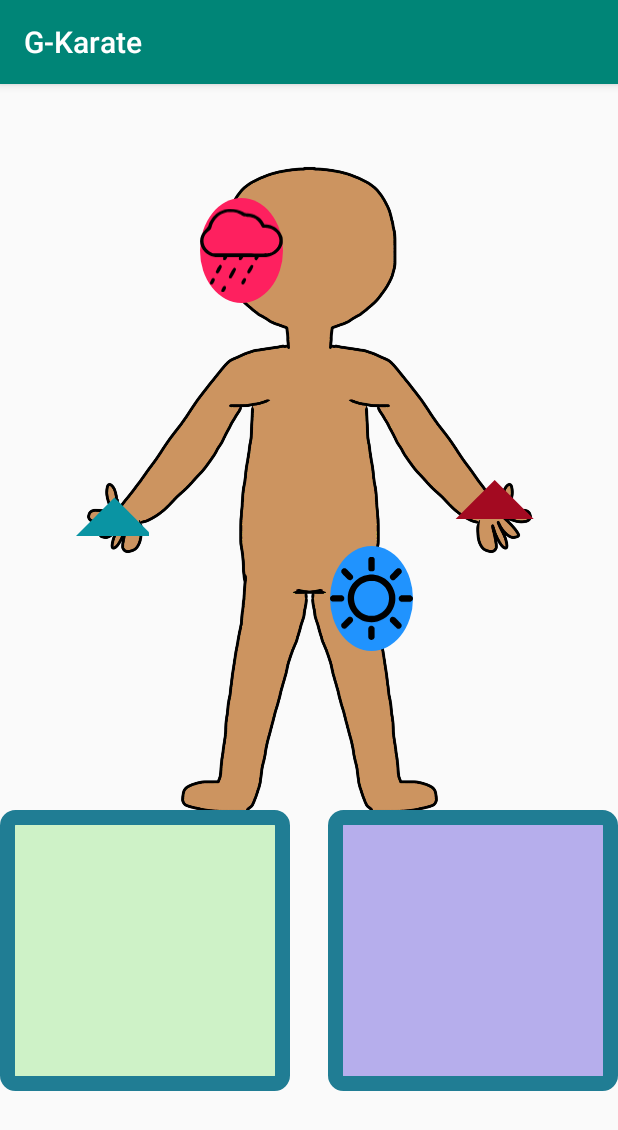
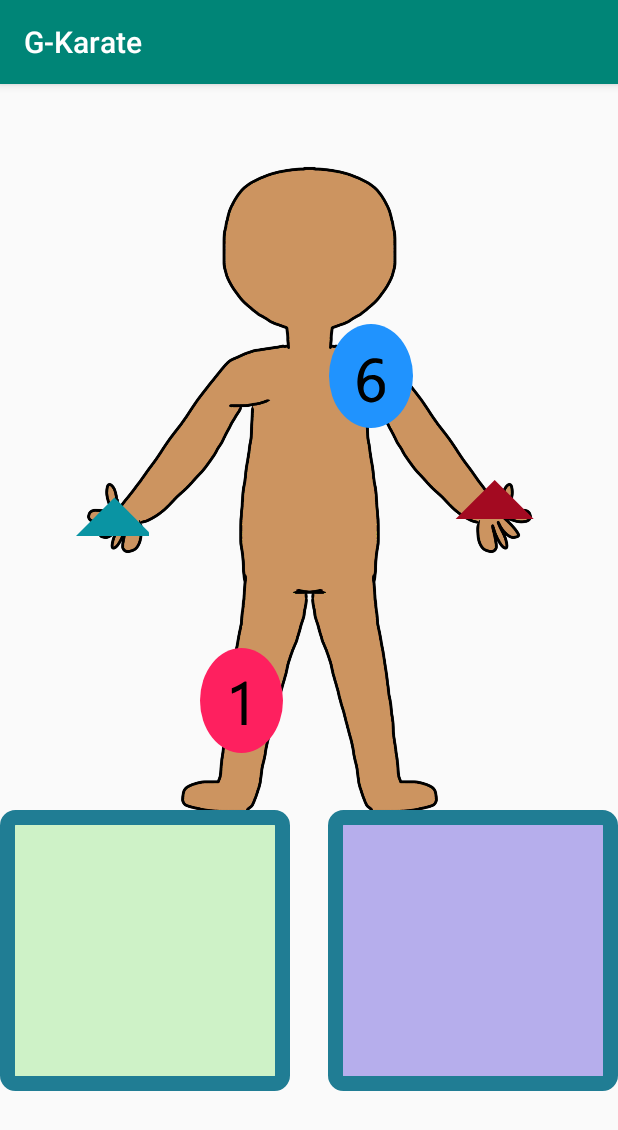
Before and after one commit to Toon-Van-Engeland/care-athon, an Android app: the screen it shows after launch (MainActivity), on a phone screen of 412 x 824 dp. Shown: the top 1130 px of the screen. Run offline under Robolectric (Android 15) with nearby library versions, the phone set to English and light mode, and no system bars.

Commit message:
New icons on keypoints

```diff
--- a/GKarate/app/src/main/java/be/pxl/g_karate/MainActivity.java
+++ b/GKarate/app/src/main/java/be/pxl/g_karate/MainActivity.java
@@ -15,6 +15,7 @@ import java.util.Map;
 public class MainActivity extends AppCompatActivity {
 
     Map<Integer, Integer> circlesOnHumanBody;
+    Map<Integer, Integer> numbersMap;
 
     List<Integer> handMovementsLeft;
     List<Integer> handMovementsRight;
@@ -30,14 +31,24 @@ public class MainActivity extends AppCompatActivity {
         setContentView(R.layout.activity_main);
 
         circlesOnHumanBody = new Hashtable<>();
-        circlesOnHumanBody.put(1, R.id.ear_left);
-        circlesOnHumanBody.put(2, R.id.ear_right);
-        circlesOnHumanBody.put(3, R.id.shoulder_left);
-        circlesOnHumanBody.put(4, R.id.shoulder_right);
-        circlesOnHumanBody.put(5, R.id.heup_left);
-        circlesOnHumanBody.put(6, R.id.heup_right);
-        circlesOnHumanBody.put(7, R.id.knee_left);
-        circlesOnHumanBody.put(8, R.id.knee_right);
+        circlesOnHumanBody.put(1, R.id.knee_left);
+        circlesOnHumanBody.put(2, R.id.knee_right);
+        circlesOnHumanBody.put(3, R.id.heup_left);
+        circlesOnHumanBody.put(4, R.id.heup_right);
+        circlesOnHumanBody.put(5, R.id.shoulder_left);
+        circlesOnHumanBody.put(6, R.id.shoulder_right);
+        circlesOnHumanBody.put(7, R.id.ear_left);
+        circlesOnHumanBody.put(8, R.id.ear_right);
+
+        numbersMap = new Hashtable<>();
+        numbersMap.put(1, R.drawable.ic_number_1);
+        numbersMap.put(2, R.drawable.ic_number_2);
+        numbersMap.put(3, R.drawable.ic_number_3);
+        numbersMap.put(4, R.drawable.ic_number_4);
+        numbersMap.put(5, R.drawable.ic_number_5);
+        numbersMap.put(6, R.drawable.ic_number_6);
+        numbersMap.put(7, R.drawable.ic_number_7);
+        numbersMap.put(8, R.drawable.ic_number_8);
 
         handMovementsLeft = new ArrayList<>();
         handMovementsRight = new ArrayList<>();
@@ -95,7 +106,7 @@ public class MainActivity extends AppCompatActivity {
 
         if (currentPlaceLeft != -1) {
             ImageView currentGestureLeft = findViewById(circlesOnHumanBody.get(currentPlaceLeft));
-            currentGestureLeft.setImageIcon(Icon.createWithResource(this, R.drawable.ic_raincloud));
+            currentGestureLeft.setImageIcon(Icon.createWithResource(this, numbersMap.get(currentPlaceLeft)));
             currentGestureLeft.setBackgroundResource(R.drawable.circle_red);
             currentGestureLeft.setVisibility(View.VISIBLE);
 
@@ -106,7 +117,7 @@ public class MainActivity extends AppCompatActivity {
 
         if (currentPlaceRight != -1) {
             ImageView currentGestureRight = findViewById(circlesOnHumanBody.get(currentPlaceRight));
-            currentGestureRight.setImageIcon(Icon.createWithResource(this, R.drawable.ic_sun));
+            currentGestureRight.setImageIcon(Icon.createWithResource(this, numbersMap.get(currentPlaceRight)));
             currentGestureRight.setBackgroundResource(R.drawable.circle_blue);
             currentGestureRight.setVisibility(View.VISIBLE);
 
--- /dev/null
+++ b/GKarate/app/src/main/res/drawable/ic_number_1.xml
@@ -0,0 +1,10 @@
+<vector xmlns:android="http://schemas.android.com/apk/res/android"
+    android:width="240dp"
+    android:height="240dp"
+    android:viewportWidth="240"
+    android:viewportHeight="240">
+  <path
+      android:pathData="M124.5,67.9c-6.3,4.6 -17.3,10.5 -25.2,13.7l-7.3,2.8 0,7.9c0,7.7 0.1,7.8 2.3,7.2 4.2,-1.2 19.2,-8.6 22.5,-11.1l3.2,-2.5 0,52.6 0,52.6 7.3,-0.3 7.2,-0.3 0,-62.5 0,-62.5 -3,-0.3c-2.1,-0.2 -4.2,0.6 -7,2.7z"
+      android:fillColor="#000000"
+      android:strokeColor="#00000000"/>
+</vector>
--- /dev/null
+++ b/GKarate/app/src/main/res/drawable/ic_number_2.xml
@@ -0,0 +1,10 @@
+<vector xmlns:android="http://schemas.android.com/apk/res/android"
+    android:width="240dp"
+    android:height="240dp"
+    android:viewportWidth="240"
+    android:viewportHeight="240">
+  <path
+      android:pathData="M107.9,68c-6.1,1 -13.1,4.2 -18,8.1l-3.9,3.1 0,7.9c0,4.3 0.3,7.9 0.6,7.9 0.3,-0 2.6,-1.8 5.2,-3.9 2.6,-2.2 7.2,-5.2 10.2,-6.8 4.7,-2.4 6.7,-2.8 13.5,-2.8 6.5,-0 8.7,0.4 12,2.3 7.7,4.4 11.2,13.1 9.5,23.5 -1.8,11.4 -7.2,18.1 -25.5,32.1 -22.2,16.9 -27.7,24.6 -29.6,41.5 -0.6,5.1 -0.8,9.9 -0.5,10.7 0.4,1.2 6.9,1.4 38.1,1.4l37.5,-0 0,-7.5 0,-7.5 -30,-0c-23.3,-0 -30,-0.3 -30,-1.3 0,-7.6 6.2,-14.9 23.8,-27.9 22.2,-16.5 28.9,-25.1 31.2,-40.3 4.3,-27.5 -15.2,-45.4 -44.1,-40.5z"
+      android:fillColor="#000000"
+      android:strokeColor="#00000000"/>
+</vector>
--- /dev/null
+++ b/GKarate/app/src/main/res/drawable/ic_number_3.xml
@@ -0,0 +1,10 @@
+<vector xmlns:android="http://schemas.android.com/apk/res/android"
+    android:width="240dp"
+    android:height="240dp"
+    android:viewportWidth="240"
+    android:viewportHeight="240">
+  <path
+      android:pathData="M109,67.7c-5.5,0.8 -11.7,2.6 -16.2,4.5l-4.8,2 0,7.5c0,4.1 0.3,7.3 0.8,7.1 0.4,-0.2 3.8,-1.8 7.5,-3.7 11.7,-5.9 25.8,-5.4 33.2,1 5.3,4.7 7.3,15.8 4.1,23.2 -3.5,8.2 -11.1,11.7 -26.8,12.4l-10.8,0.6 0,6.7 0,6.8 12.3,0.5c17.3,0.6 23.9,3.2 28.4,11.2 8.5,15.1 -1.4,31.2 -20.4,33.1 -10.1,1.1 -24.2,-2.8 -30.5,-8.4 -1.7,-1.4 -1.8,-1 -1.8,7.2l0,8.7 5.3,2.4c5.9,2.7 20.9,4.9 27.2,4 18.8,-2.8 29.3,-9.3 35.1,-21.9 8.3,-18.1 0.2,-37.7 -18,-43.6l-4,-1.3 4,-2c5.7,-2.9 8.5,-5.3 11.7,-9.9 7.6,-11.3 6.4,-29.2 -2.6,-38.6 -7.2,-7.5 -21.2,-11.5 -33.7,-9.5z"
+      android:fillColor="#000000"
+      android:strokeColor="#00000000"/>
+</vector>
--- /dev/null
+++ b/GKarate/app/src/main/res/drawable/ic_number_4.xml
@@ -0,0 +1,10 @@
+<vector xmlns:android="http://schemas.android.com/apk/res/android"
+    android:width="240dp"
+    android:height="240dp"
+    android:viewportWidth="240"
+    android:viewportHeight="240">
+  <path
+      android:pathData="M124.4,79.7c-9.9,18.5 -29.4,46.2 -45.9,65.3 -5.4,6.3 -5.5,6.4 -5.5,12.7l0,6.3 28.5,-0 28.5,-0 0,14 0,14 8,-0 8,-0 0,-14 0,-14 7.5,-0 7.5,-0 0,-7.5 0,-7.5 -7.5,-0 -7.5,-0 -0.2,-39.8 -0.3,-39.7 -7.7,-0.3 -7.6,-0.3 -5.8,10.8zM130,122.5l0,26.5 -18.5,-0c-10.2,-0 -18.5,-0.3 -18.5,-0.6 0,-0.3 2.6,-3.8 5.8,-7.7 8,-9.8 16.7,-22.2 24.2,-34.5 3.5,-5.6 6.5,-10.2 6.7,-10.2 0.2,-0 0.3,11.9 0.3,26.5z"
+      android:fillColor="#000000"
+      android:strokeColor="#00000000"/>
+</vector>
--- /dev/null
+++ b/GKarate/app/src/main/res/drawable/ic_number_5.xml
@@ -0,0 +1,10 @@
+<vector xmlns:android="http://schemas.android.com/apk/res/android"
+    android:width="240dp"
+    android:height="240dp"
+    android:viewportWidth="240"
+    android:viewportHeight="240">
+  <path
+      android:pathData="M93.9,69.2c0,0.2 -1.1,14.3 -2.3,31.3l-2.1,31 16,-0c14.7,-0 16.4,0.2 21.2,2.4 10.2,4.6 15,13 14,24.4 -1.8,20.4 -26.9,29.3 -48.6,17.1 -2.4,-1.3 -4.5,-2.4 -4.7,-2.4 -1.1,-0 -0.3,15.9 0.9,16.8 5.7,4.7 29.2,6.1 40.6,2.4 12.6,-4.1 21.9,-13.1 25.7,-25 1.2,-3.9 1.5,-7.6 1.2,-14.6 -0.3,-8 -0.8,-10.2 -3.6,-15.9 -6.6,-13.3 -19.3,-19.7 -39.6,-19.7l-8.8,-0 0.5,-3.3c0.4,-1.7 0.9,-9.2 1.3,-16.4l0.7,-13.3 22.1,-0.2 22.1,-0.3 0,-7 0,-7 -28.2,-0.3c-15.6,-0.1 -28.3,-0.1 -28.4,-0z"
+      android:fillColor="#000000"
+      android:strokeColor="#00000000"/>
+</vector>
--- /dev/null
+++ b/GKarate/app/src/main/res/drawable/ic_number_6.xml
@@ -0,0 +1,10 @@
+<vector xmlns:android="http://schemas.android.com/apk/res/android"
+    android:width="240dp"
+    android:height="240dp"
+    android:viewportWidth="240"
+    android:viewportHeight="240">
+  <path
+      android:pathData="M122,70c-7.4,1.6 -15.2,6.1 -21.6,12.4 -13.2,13.1 -20.7,38.6 -18.9,63.5 2.1,29.1 13.6,45.8 33.7,49 17.3,2.8 33.6,-5.7 41.1,-21.7 3,-6.4 3.2,-7.3 3.2,-18.7 0,-11.6 -0.1,-12.3 -3.3,-18.7 -6.2,-12.6 -16.5,-18.8 -31.1,-18.8 -10,-0 -16.9,2.2 -22.7,7.3l-4.4,3.9 0,-4c0,-5.7 3.5,-18.6 6.7,-24.4 8.1,-14.8 22.2,-20.8 38.3,-16.2 11.1,3.2 10.1,3.6 9.8,-4.1l-0.3,-6.8 -4,-1.4c-5,-1.8 -20.5,-2.5 -26.5,-1.3zM132.2,132.1c11.4,5.8 15.5,25.8 8.1,39 -5.9,10.6 -17.8,14.4 -28,9.1 -16.6,-8.7 -18.6,-36.7 -3.3,-46.8 7.2,-4.8 15.5,-5.2 23.2,-1.3z"
+      android:fillColor="#000000"
+      android:strokeColor="#00000000"/>
+</vector>
--- /dev/null
+++ b/GKarate/app/src/main/res/drawable/ic_number_7.xml
@@ -0,0 +1,10 @@
+<vector xmlns:android="http://schemas.android.com/apk/res/android"
+    android:width="240dp"
+    android:height="240dp"
+    android:viewportWidth="240"
+    android:viewportHeight="240">
+  <path
+      android:pathData="M81,78l0,7 29.9,-0 30,-0 -4.6,8.2c-17.4,31.3 -32.3,70.3 -36.7,96l-0.7,3.8 8,-0 7.9,-0 1.2,-6.8c4.4,-26 18.7,-63 36.9,-96 4.7,-8.5 6.1,-12 6.1,-15.1l0,-4.1 -39,-0 -39,-0 0,7z"
+      android:fillColor="#000000"
+      android:strokeColor="#00000000"/>
+</vector>
--- /dev/null
+++ b/GKarate/app/src/main/res/drawable/ic_number_8.xml
@@ -0,0 +1,10 @@
+<vector xmlns:android="http://schemas.android.com/apk/res/android"
+    android:width="240dp"
+    android:height="240dp"
+    android:viewportWidth="240"
+    android:viewportHeight="240">
+  <path
+      android:pathData="M110.7,71c-17.5,4.4 -28.8,21.4 -24.7,37 1.5,6 6.9,14 11.4,17 2,1.4 3.6,2.7 3.6,3 0,0.3 -1.6,1.4 -3.5,2.4 -4.9,2.7 -12.2,10.7 -14.7,16.3 -3.4,7.4 -3.2,20.9 0.3,28.4 3.5,7.5 9.6,13.4 17.7,17.2 6.4,3.1 7.3,3.2 19.2,3.2 11.4,-0 13,-0.2 18.2,-2.7 11.4,-5.3 18.8,-14.8 20.7,-26.4 2.1,-13.1 -3,-25.8 -13.5,-33.8 -2.5,-1.9 -5,-3.6 -5.6,-3.8 -0.6,-0.2 1.6,-3.1 4.9,-6.3 4.1,-4.2 6.5,-7.5 7.6,-10.9 5.3,-15.5 -1.7,-31.3 -16.9,-38.3 -5.9,-2.7 -18.5,-3.8 -24.7,-2.3zM130.8,86.2c11.7,7.8 10.6,27.5 -2,33.9 -6.2,3.2 -15.4,2.4 -20.5,-1.8 -5.7,-4.6 -7.7,-8.6 -7.7,-15.7 0.1,-8.9 3.6,-14.6 11.4,-18.1 5.2,-2.3 13.8,-1.5 18.8,1.7zM130.7,137.5c9,4.5 14,14 12.9,24.3 -1.5,13.1 -10.7,21.2 -24.1,21.2 -9.4,-0 -17.2,-4.6 -21.2,-12.4 -4.1,-7.8 -2.4,-20.8 3.5,-27.8 6.4,-7.6 19.4,-10 28.9,-5.3z"
+      android:fillColor="#000000"
+      android:strokeColor="#00000000"/>
+</vector>
```
